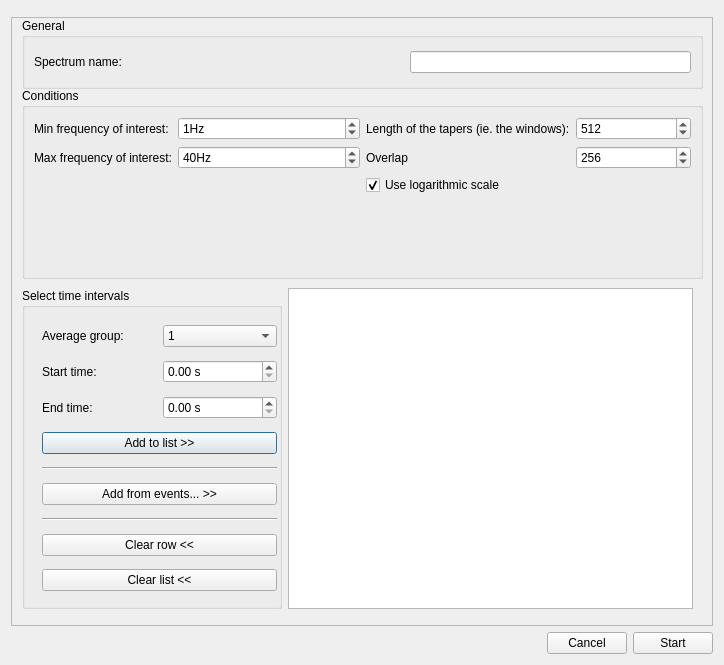
Qt form designer_ui_files/powerSpectrumDialogUi.ui (cibr-jyu/meggie) before a commit.
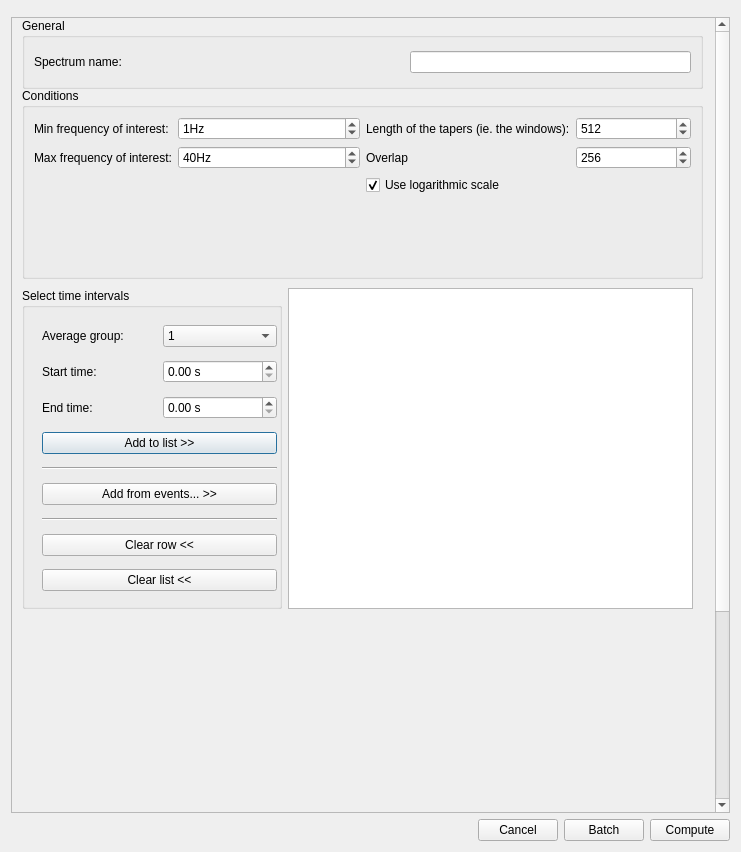
The same form after that commit.

The edit to the form file:
```diff
--- a/designer_ui_files/powerSpectrumDialogUi.ui
+++ b/designer_ui_files/powerSpectrumDialogUi.ui
@@ -6,8 +6,8 @@
    <rect>
     <x>0</x>
     <y>0</y>
-    <width>724</width>
-    <height>665</height>
+    <width>741</width>
+    <height>852</height>
    </rect>
   </property>
   <property name="windowTitle">
@@ -24,14 +24,14 @@
        <rect>
         <x>0</x>
         <y>0</y>
-        <width>704</width>
-        <height>608</height>
+        <width>707</width>
+        <height>1050</height>
        </rect>
       </property>
       <property name="minimumSize">
        <size>
         <width>700</width>
-        <height>540</height>
+        <height>1050</height>
        </size>
       </property>
       <widget class="QGroupBox" name="groupBoxConditions">
@@ -423,6 +423,16 @@
         </item>
        </layout>
       </widget>
+      <widget class="QWidget" name="widgetBatchContainer" native="true">
+       <property name="geometry">
+        <rect>
+         <x>20</x>
+         <y>610</y>
+         <width>120</width>
+         <height>80</height>
+        </rect>
+       </property>
+      </widget>
      </widget>
     </widget>
    </item>
@@ -461,7 +471,14 @@
      <item>
       <widget class="QPushButton" name="pushButtonAccept">
        <property name="text">
-        <string>Start</string>
+        <string>Batch</string>
+       </property>
+      </widget>
+     </item>
+     <item>
+      <widget class="QPushButton" name="pushButtonCompute">
+       <property name="text">
+        <string>Compute</string>
        </property>
       </widget>
      </item>
```
Left out of the diff: 31 changed lines with no effect on the pictures.
